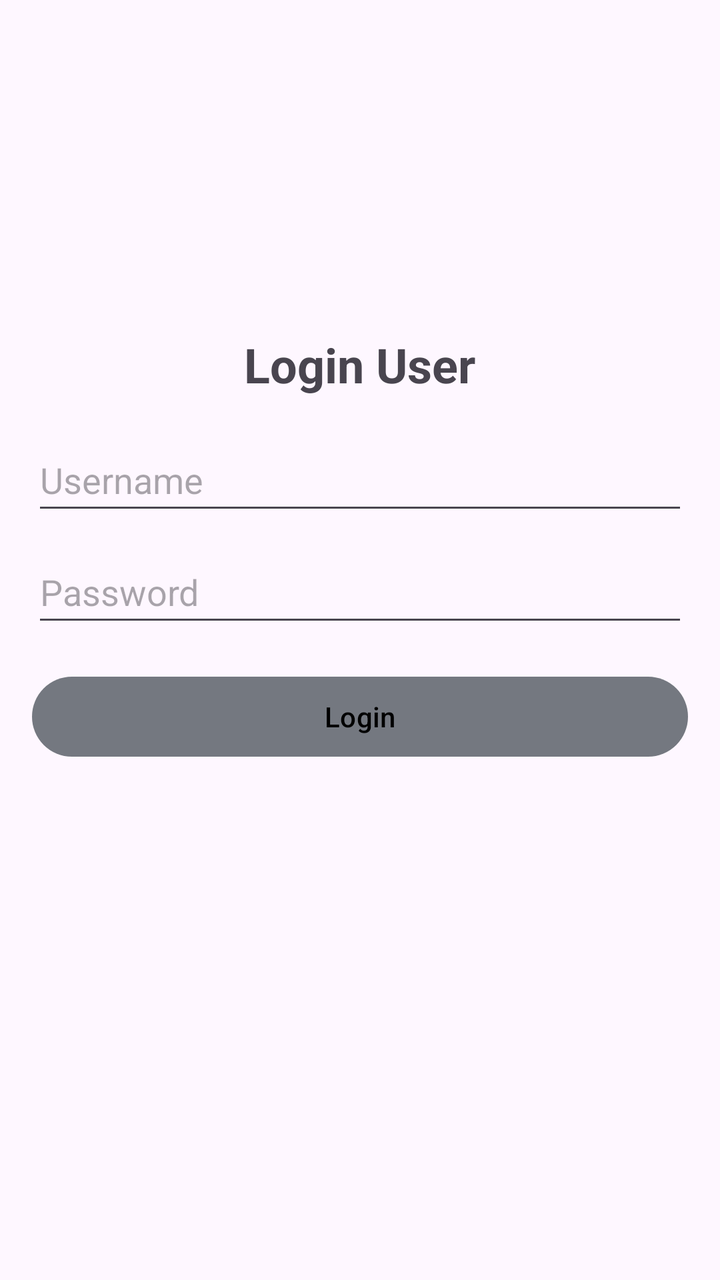
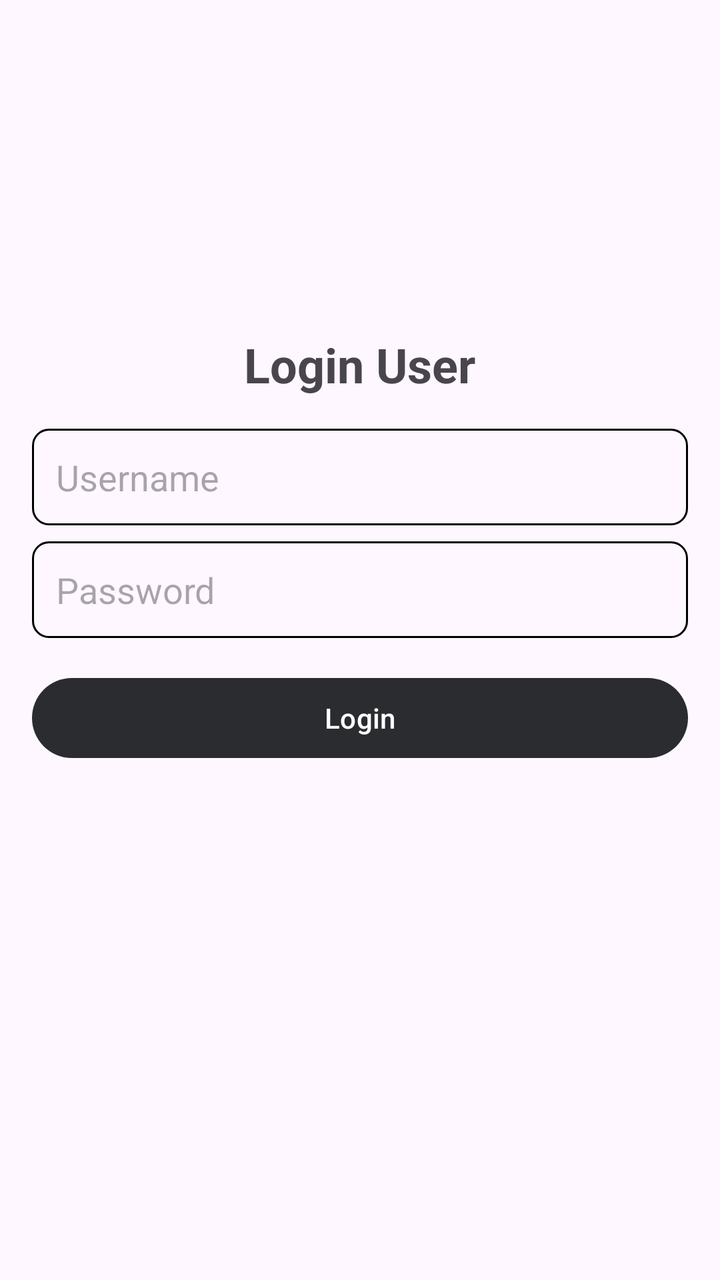

Before-and-after screenshots of an Android layout around one commit, followed by the original layout XML and the change that was made.
<!-- AndroidManifest.xml: application theme Theme.MesenMakanan -->
<!-- res/layout/activity_login.xml -->
<?xml version="1.0" encoding="utf-8"?>
<RelativeLayout xmlns:android="http://schemas.android.com/apk/res/android"
    xmlns:tools="http://schemas.android.com/tools"
    android:layout_width="match_parent"
    android:layout_height="match_parent"
    android:padding="16dp"
    tools:context=".LoginActivity">

    <TextView
        android:id="@+id/text_login_user"
        android:layout_width="wrap_content"
        android:layout_height="wrap_content"
        android:text="Login User"
        android:textSize="24sp"
        android:textStyle="bold"
        android:layout_centerHorizontal="true"
        android:layout_marginTop="150dp"
        tools:ignore="HardcodedText" />

    <EditText
        android:id="@+id/edit_text_username"
        android:layout_width="match_parent"
        android:layout_height="wrap_content"
        android:layout_below="@id/text_login_user"
        android:layout_marginTop="16dp"
        android:autofillHints=""
        android:hint="Username"
        android:minHeight="48dp"
        tools:ignore="HardcodedText,TextFields,VisualLintTextFieldSize" />

    <EditText
        android:id="@+id/edit_text_password"
        android:layout_width="match_parent"
        android:layout_height="wrap_content"
        android:layout_below="@id/edit_text_username"
        android:layout_marginTop="8dp"
        android:autofillHints=""
        android:hint="Password"
        android:inputType="textPassword"
        android:minHeight="48dp"
        tools:ignore="HardcodedText,VisualLintTextFieldSize" />

    <Button
        android:id="@+id/button_login"
        android:layout_width="match_parent"
        android:layout_height="wrap_content"
        android:layout_below="@id/edit_text_password"
        android:layout_marginTop="16dp"
        android:text="Login"
        android:textColor="#000000"
        tools:ignore="HardcodedText,VisualLintButtonSize" />

</RelativeLayout>
<!-- resources referenced by this layout -->
<resources>
  <style name="Theme.MesenMakanan" parent="Base.Theme.MesenMakanan" />
  <style name="Base.Theme.MesenMakanan" parent="Theme.Material3.DayNight.NoActionBar">
          
          <item name="colorPrimary">@color/storm_gray</item>
      </style>
  <color name="storm_gray">#747880</color>
</resources>

<!-- the commit's change to res/layout/activity_login.xml (unified diff, before → after) -->
@@ -26,6 +26,8 @@
         android:autofillHints=""
         android:hint="Username"
         android:minHeight="48dp"
+        android:background="@drawable/edit_text_border"
+        android:padding="12dp"
         tools:ignore="HardcodedText,TextFields,VisualLintTextFieldSize" />
 
     <EditText
@@ -38,6 +40,8 @@
         android:hint="Password"
         android:inputType="textPassword"
         android:minHeight="48dp"
+        android:background="@drawable/edit_text_border"
+        android:padding="12dp"
         tools:ignore="HardcodedText,VisualLintTextFieldSize" />
 
     <Button
@@ -47,7 +51,7 @@
         android:layout_below="@id/edit_text_password"
         android:layout_marginTop="16dp"
         android:text="Login"
-        android:textColor="#000000"
+        android:textColor="@color/white"
         tools:ignore="HardcodedText,VisualLintButtonSize" />
 
 </RelativeLayout>
<!-- resource entries referenced after the edit -->
@@ -1,10 +1,19 @@
 <!-- resources referenced by this layout -->
 <resources>
+  <color name="white">#FFFFFFFF</color>
+  <!-- drawable edit_text_border (drawable) -->
+  <?xml version="1.0" encoding="utf-8"?>
+  <shape xmlns:android="http://schemas.android.com/apk/res/android"
+      android:shape="rectangle">
+      <solid android:color="@android:color/transparent"/>
+      <stroke android:width="1dp" android:color="#000000" />
+      <corners android:radius="8dp" />
+  </shape>
   <style name="Theme.MesenMakanan" parent="Base.Theme.MesenMakanan" />
   <style name="Base.Theme.MesenMakanan" parent="Theme.Material3.DayNight.NoActionBar">
           
           <item name="colorPrimary">@color/storm_gray</item>
       </style>
-  <color name="storm_gray">#747880</color>
+  <color name="storm_gray">#2B2C2F</color>
 </resources>
 
